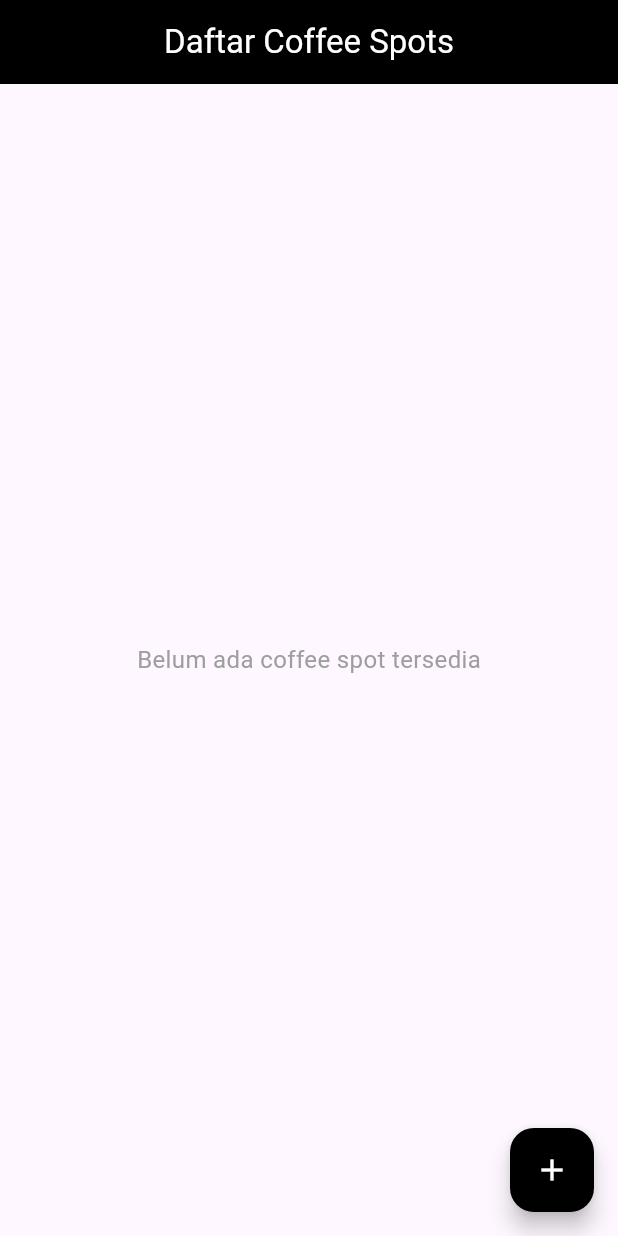
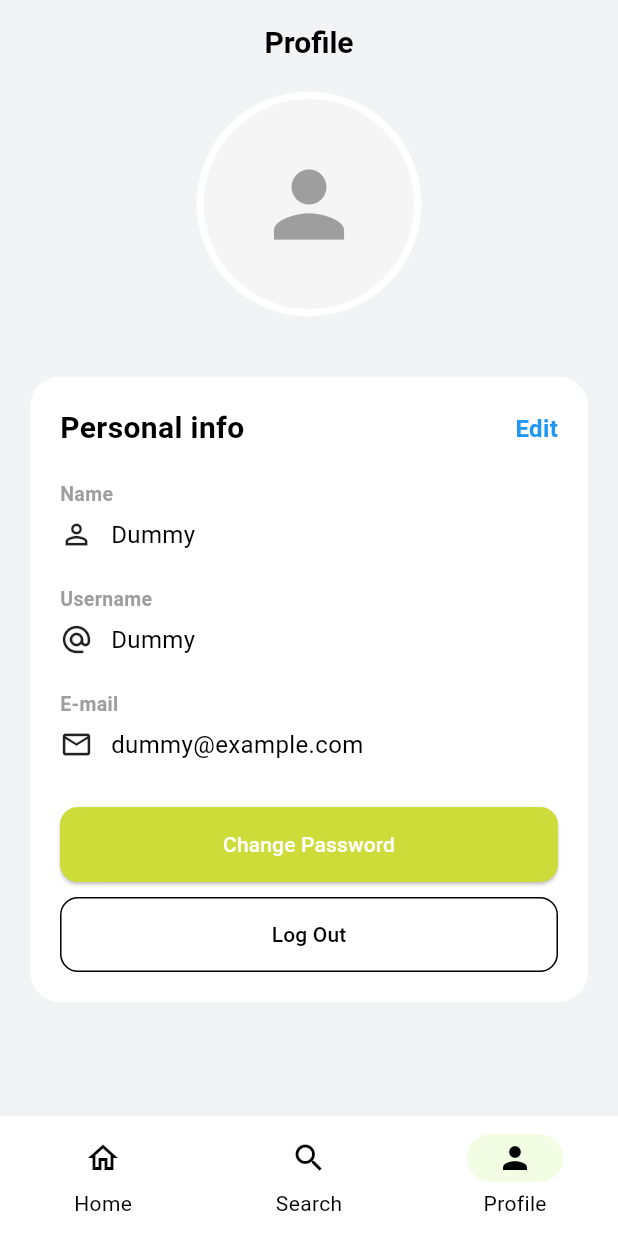
Before and after one commit to Meadowiee/mobile_app, a Flutter app: the screen it shows after launch, on a phone screen of 412 x 824 dp. Run offline on Flutter 3.47's test engine with Material 3 defaults, Android fonts, the phone set to English and light mode, and no system bars; our stand-ins replace get; accounts and stored records are empty.

Commit message:
main theme

```diff
--- a/lib/main.dart
+++ b/lib/main.dart
@@ -1,6 +1,9 @@
 import 'package:flutter/material.dart';
 import 'package:get/get.dart';
-import 'views/dashboard_page.dart';
+
+import 'coffee-spot/views/coffee_spot_page.dart';
+import 'profile/models/profile_model.dart';
+import 'profile/views/profile_detail_page.dart';
 
 void main() {
   runApp(const MyApp());
@@ -13,7 +16,67 @@ class MyApp extends StatelessWidget {
     return GetMaterialApp(
       title: 'Brew Chat',
       debugShowCheckedModeBanner: false,
-      home: DashboardPage(),
+
+      theme: ThemeData(
+        useMaterial3: true,
+
+        // primaryColor: Color(0xFFF2F3F5),
+        // scaffoldBackgroundColor: Color(0xFFF2F3F5),
+
+        // Colors
+        colorScheme: const ColorScheme(
+          brightness: Brightness.light,
+          primary: Colors.black,
+          onPrimary: Colors.white,
+          secondary: Color(0xFFA7F34B), // neon green
+          onSecondary: Colors.black,
+          error: Colors.red,
+          onError: Colors.white,
+          background: Colors.white,
+          onBackground: Colors.black,
+          surface: Color(0xFFF2F3F5),
+          onSurface: Colors.black,
+        ),
+
+        // AppBar theme
+        appBarTheme: const AppBarTheme(
+          backgroundColor: Color(0xFFF2F3F5),
+          foregroundColor: Colors.black,
+        ),
+
+        // Text theme
+        textTheme: const TextTheme(
+          bodyMedium: TextStyle(color: Colors.black, fontSize: 14),
+          titleLarge: TextStyle(
+            color: Colors.black,
+            fontSize: 20,
+            fontWeight: FontWeight.bold,
+          ),
+        ),
+
+        // Bottom Navigation Bar theme
+        navigationBarTheme: NavigationBarThemeData(
+          backgroundColor: Colors.white,
+          indicatorColor: const Color(
+            0xFFA7F34B,
+          ).withOpacity(0.15), // soft green selection
+          labelTextStyle: MaterialStateProperty.all(
+            const TextStyle(fontSize: 14, color: Colors.black),
+          ),
+          iconTheme: MaterialStateProperty.all(
+            const IconThemeData(color: Colors.black),
+          ),
+        ),
+      ),
+      home: ProfileDetailPage(
+        profile: Profile(
+          id: '1',
+          name: 'Dummy',
+          username: 'Dummy',
+          email: 'dummy@example.com',
+          password: 'password',
+        ),
+      ),
     );
   }
 }
--- /dev/null
+++ b/lib/profile/controllers/profile_controller.dart
@@ -0,0 +1,36 @@
+import 'package:get/get.dart';
+import '../models/profile_model.dart';
+import '../services/profile_api_service.dart';
+
+class ProfileController extends GetxController {
+  final ProfileApiService apiService = ProfileApiService();
+  var profile = Rx<Profile?>(null);
+  var isLoading = false.obs;
+
+  @override
+  void onInit() {
+    fetchProfileById("c59baf08-780b-4898-afe1-e98886bb2059"); // data dummy
+    super.onInit();
+  }
+
+  void fetchProfileById(String id) async {
+    try {
+      isLoading.value = true;
+      final data = await apiService.fetchProfileById(id);
+      profile.value = data;
+    } catch (e) {
+      Get.snackbar('Error', e.toString());
+    } finally {
+      isLoading.value = false;
+    }
+  }
+
+  void editProfile(String id, Profile profile) async {
+    try {
+      await apiService.updateProfile(id, profile);
+      fetchProfileById(id);
+    } catch (e) {
+      Get.snackbar('Error', e.toString());
+    }
+  }
+}
--- /dev/null
+++ b/lib/profile/models/profile_model.dart
@@ -0,0 +1,50 @@
+class Profile {
+  final String? id;
+  final String? name;
+  final String? email;
+  final String? profile_image;
+  final String? created_at;
+  final String? updated_at;
+
+  final String password;
+  final String username;
+
+  Profile({
+    this.id,
+    this.name,
+    this.email,
+    this.profile_image,
+    this.created_at,
+    this.updated_at,
+
+    required this.password,
+    required this.username,
+  });
+
+  factory Profile.fromJson(Map<String, dynamic> json) {
+    return Profile(
+      id: json['id'],
+      name: json['name'] as String?,
+      email: json['email'] as String?,
+      profile_image: json['profile_image'] as String?,
+      created_at: json['created_at'] as String?,
+      updated_at: json['updated_at'] as String?,
+
+      username: json['username'] ?? "",
+      password: json['password'] ?? "",
+    );
+  }
+
+  Map<String, dynamic> toJson() {
+    return {
+      'id': id,
+      'name': name,
+      'email': email,
+      'password': password,
+      'profile_image': profile_image,
+      'username': username,
+      'created_at': created_at,
+      'updated_at': updated_at,
+    };
+  }
+}
--- /dev/null
+++ b/lib/profile/services/profile_api_service.dart
@@ -0,0 +1,29 @@
+import 'dart:convert';
+import 'package:http/http.dart' as http;
+import '../models/profile_model.dart';
+
+class ProfileApiService {
+  final String baseUrl = "http://192.168.64.74:3000";
+  final String endPoint = "/users";
+
+  // get profile by id
+  Future<Profile> fetchProfileById(String id) async {
+    final response = await http.get(Uri.parse('$baseUrl$endPoint/$id'));
+    if (response.statusCode == 200) {
+      Map<String, dynamic> data = jsonDecode(response.body);
+      return Profile.fromJson(data);
+    } else {
+      throw Exception('Failed load Profile');
+    }
+  }
+
+  // update profile
+  Future<void> updateProfile(String id, Profile profile) async {
+    final response = await http.put(
+      Uri.parse('$baseUrl$endPoint/$id'),
+      headers: {'Content-Type': 'application/json'},
+      body: jsonEncode(profile.toJson()),
+    );
+    if (response.statusCode != 200) throw Exception('Gagal update Profile');
+  }
+}
--- /dev/null
+++ b/lib/profile/views/profile_detail_page.dart
@@ -0,0 +1,217 @@
+import 'package:flutter/material.dart';
+import '../models/profile_model.dart';
+
+class ProfileDetailPage extends StatefulWidget {
+  final Profile profile;
+  const ProfileDetailPage({super.key, required this.profile});
+  @override
+  State<ProfileDetailPage> createState() => _ProfileDetailPageState();
+}
+
+class _ProfileDetailPageState extends State<ProfileDetailPage> {
+  int _selectedIndex = 2;
+
+  @override
+  Widget build(BuildContext context) {
+    return Scaffold(
+      appBar: AppBar(
+        title: const Text(
+          'Profile',
+          overflow: TextOverflow.ellipsis,
+          style: TextStyle(fontWeight: FontWeight.bold),
+        ),
+        centerTitle: true,
+      ),
+
+      body: SingleChildScrollView(
+        padding: const EdgeInsets.all(5.0),
+        child: Center(
+          child: Column(
+            crossAxisAlignment: CrossAxisAlignment.center,
+            children: [
+              // Avatar
+              Container(
+                padding: const EdgeInsets.all(5.0),
+                decoration: const BoxDecoration(
+                  color: Colors.white,
+                  shape: BoxShape.circle,
+                ),
+                child: CircleAvatar(
+                  backgroundColor: Colors.grey[100],
+                  radius: 70,
+                  backgroundImage: widget.profile.profile_image != null
+                      ? NetworkImage(widget.profile.profile_image!)
+                      : null,
+                  child: widget.profile.profile_image == null
+                      ? const Icon(Icons.person, size: 70, color: Colors.grey)
+                      : null,
+                ),
+              ),
+
+              const SizedBox(height: 40),
+
+              // Info card
+              Container(
+                margin: const EdgeInsets.symmetric(horizontal: 15),
+                padding: const EdgeInsets.all(20),
+                decoration: BoxDecoration(
+                  color: Colors.white,
+                  borderRadius: BorderRadius.circular(20),
+                ),
+
+                child: Column(
+                  crossAxisAlignment: CrossAxisAlignment.start,
+                  children: [
+                    Row(
+                      mainAxisAlignment: MainAxisAlignment.spaceBetween,
+                      children: const [
+                        Text(
+                          "Personal info",
+                          style: TextStyle(
+                            fontSize: 20,
+                            fontWeight: FontWeight.bold,
+                          ),
+                        ),
+                        Text(
+                          "Edit",
+                          style: TextStyle(
+                            fontSize: 16,
+                            color: Colors.blue,
+                            fontWeight: FontWeight.w600,
+                          ),
+                        ),
+                      ],
+                    ),
+
+                    const SizedBox(height: 20),
+                    const Text(
+                      "Name",
+                      style: TextStyle(
+                        fontSize: 13,
+                        color: Colors.grey,
+                        fontWeight: FontWeight.w600,
+                      ),
+                    ),
+                    const SizedBox(height: 6),
+                    Row(
+                      children: [
+                        const Icon(Icons.person_outline, size: 22),
+                        const SizedBox(width: 12),
+                        Text(
+                          widget.profile.name ?? "N/A",
+                          style: const TextStyle(fontSize: 16),
+                        ),
+                      ],
+                    ),
+
+                    const SizedBox(height: 22),
+
+                    const Text(
+                      "Username",
+                      style: TextStyle(
+                        fontSize: 13,
+                        color: Colors.grey,
+                        fontWeight: FontWeight.w600,
+                      ),
+                    ),
+                    const SizedBox(height: 6),
+                    Row(
+                      children: [
+                        const Icon(Icons.alternate_email, size: 22),
+                        const SizedBox(width: 12),
+                        Text(
+                          widget.profile.username,
+                          style: const TextStyle(fontSize: 16),
+                        ),
+                      ],
+                    ),
+
+                    const SizedBox(height: 22),
+
+                    const Text(
+                      "E-mail",
+                      style: TextStyle(
+                        fontSize: 13,
+                        color: Colors.grey,
+                        fontWeight: FontWeight.w600,
+                      ),
+                    ),
+                    const SizedBox(height: 6),
+                    Row(
+                      children: [
+                        const Icon(Icons.email_outlined, size: 22),
+                        const SizedBox(width: 12),
+                        Text(
+                          widget.profile.email ?? "N/A",
+                          style: const TextStyle(fontSize: 16),
+                        ),
+                      ],
+                    ),
+
+                    const SizedBox(height: 30),
+
+                    ElevatedButton(
+                      onPressed: () {},
+                      style: ElevatedButton.styleFrom(
+                        minimumSize: const Size(double.infinity, 50),
+                        shape: RoundedRectangleBorder(
+                          borderRadius: BorderRadius.circular(12),
+                        ),
+                        backgroundColor: Colors.lime,
+                        foregroundColor: Colors.white,
+                      ),
+                      child: const Text("Change Password"),
+                    ),
+
+                    const SizedBox(height: 10),
+
+                    OutlinedButton(
+                      onPressed: () {},
+                      style: OutlinedButton.styleFrom(
+                        minimumSize: const Size(double.infinity, 50),
+                        shape: RoundedRectangleBorder(
+                          borderRadius: BorderRadius.circular(12),
+                        ),
+                      ),
+                      child: const Text("Log Out"),
+                    ),
+                  ],
+                ),
+              ),
+            ],
+          ),
+        ),
+      ),
+
+      bottomNavigationBar: NavigationBar(
+        selectedIndex: _selectedIndex,
+        onDestinationSelected: (index) {
+          setState(() => _selectedIndex = index);
+
+          if (index == 0) {
+            // Go to Home Page
+          } else if (index == 1) {
+            // Go to Search Page
+          }
+        },
+        destinations: const [
+          NavigationDestination(
+            icon: Icon(Icons.home_outlined),
+            selectedIcon: Icon(Icons.home),
+            label: "Home",
+          ),
+          NavigationDestination(
+            icon: Icon(Icons.search_outlined),
+            selectedIcon: Icon(Icons.search),
+            label: "Search",
+          ),
+          NavigationDestination(
+            icon: Icon(Icons.person_outline),
+            selectedIcon: Icon(Icons.person),
+            label: "Profile",
+          ),
+        ],
+      ),
+    );
+  }
+}
--- a/pubspec.yaml
+++ b/pubspec.yaml
@@ -32,6 +32,7 @@ dependencies:
     sdk: flutter
   get: ^4.7.2
   http: ^1.5.0
+  dart_jsonwebtoken: ^3.3.1
 
   # The following adds the Cupertino Icons font to your application.
   # Use with the CupertinoIcons class for iOS style icons.
```
Also changed, not shown: lib/coffee-spot/controllers/coffee_spot_controller.dart (renamed from lib/controllers/coffee_spot_controller.dart), lib/coffee-spot/models/coffee_spot_model.dart (renamed from lib/models/coffee_spot_model.dart), lib/coffee-spot/services/api_service.dart (renamed from lib/services/api_service.dart), lib/coffee-spot/views/coffee_spot_page.dart (renamed from lib/views/dashboard_page.dart), pubspec.lock.
